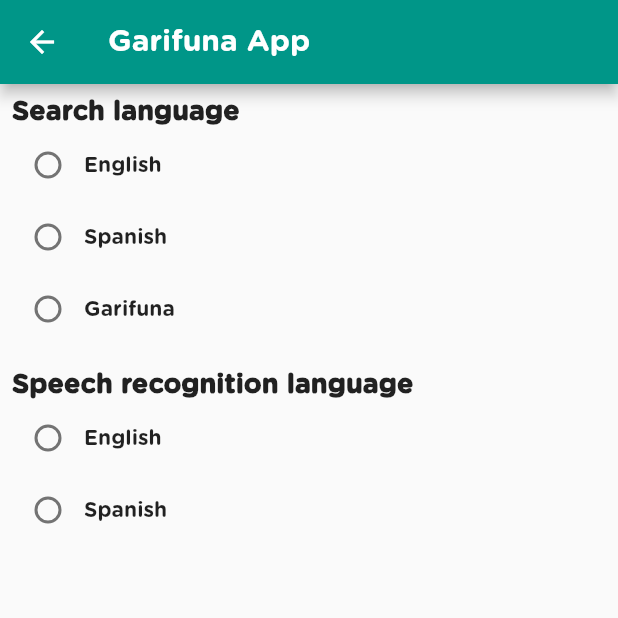
After one commit to jcrisanto/garifuna_movil_app, a Flutter app: the SettingsScreen screen opened directly, on a phone screen of 412 x 824 dp, the top half of it. The commit adds this screen. Run offline on Flutter 3.47's test engine with Material 2 defaults, Android fonts, the phone set to English and light mode, and no system bars; our stand-ins replace audioplayers, flutter_svg, shared_preferences, speech_to_text, sqflite; accounts and stored records are empty.

Commit message:
ignored unnecessary files

```diff
--- a/lib/fragments/categories_fragment.dart
+++ b/lib/fragments/categories_fragment.dart
@@ -34,7 +34,7 @@ class CategoriesFragment extends StatelessWidget {
               mainAxisSize: MainAxisSize.min,
               mainAxisAlignment: MainAxisAlignment.center,
               children: <Widget>[
-                Expanded(child: SvgPicture.asset('assets/icons/pollo.svg')),
+                Expanded(child: SvgPicture.asset('assets/icons/animals.svg')),
                 Text(categories[index].title),
               ],
             ),
--- a/lib/fragments/dictionary_fragment.dart
+++ b/lib/fragments/dictionary_fragment.dart
@@ -47,6 +47,7 @@ class DictionaryFragmentState extends State<DictionaryFragment> {
 
   @override
   Widget build(BuildContext context) {
+    print("******DIC_FRAGMENT_BUILT*****");
     return _dbWords.length == 0
         ? Center(child: CircularProgressIndicator())
         : ListView.builder(
--- /dev/null
+++ b/lib/screens/settings_screen.dart
@@ -0,0 +1,145 @@
+import 'package:flutter/material.dart';
+import 'package:garifuna_movil_app/utils/prefs.dart';
+
+class SettingsScreen extends StatefulWidget {
+  @override
+  _SettingsScreenState createState() => _SettingsScreenState();
+}
+
+class _SettingsScreenState extends State<SettingsScreen> {
+  String _searchValue, _speechValue;
+  @override
+  void initState() {
+    super.initState();
+    getSearchValue().then((onValue) {
+      setState(() {
+        _searchValue = onValue ?? 'English';
+      });
+    });
+
+    getSpeechValue().then((onValue) {
+      setState(() {
+        _speechValue = onValue ?? 'English';
+      });
+    });
+  }
+
+  @override
+  Widget build(BuildContext context) {
+    return Scaffold(
+      appBar: AppBar(
+        title: Text('Garifuna App'),
+      ),
+      body: Padding(
+        padding: const EdgeInsets.all(8.0),
+        child: Column(
+          crossAxisAlignment: CrossAxisAlignment.start,
+          children: <Widget>[
+            Text(
+              'Search language',
+              textAlign: TextAlign.start,
+              style: TextStyle(fontSize: 18.0, fontWeight: FontWeight.bold),
+            ),
+            Row(
+              children: <Widget>[
+                Radio(
+                    value: 'English',
+                    groupValue: _searchValue,
+                    onChanged: (T) {
+                      setSearchValue(T).then((_) {
+                        setState(() {
+                          _searchValue = T;
+                        });
+                      });
+                    }),
+                Text('English'),
+              ],
+            ),
+            Row(
+              children: <Widget>[
+                Radio(
+                    value: 'Spanish',
+                    groupValue: _searchValue,
+                    onChanged: (T) {
+                      setSearchValue(T).then((_) {
+                        setState(() {
+                          _searchValue = T;
+                        });
+                      });
+                    }),
+                Text('Spanish'),
+              ],
+            ),
+            Row(
+              children: <Widget>[
+                Radio(
+                    value: 'Garifuna',
+                    groupValue: _searchValue,
+                    onChanged: (T) {
+                      setSearchValue(T).then((_) {
+                        setState(() {
+                          _searchValue = T;
+                        });
+                      });
+                    }),
+                Text('Garifuna'),
+              ],
+            ),
+            SizedBox(height: 16),
+            Text(
+              'Speech recognition language',
+              textAlign: TextAlign.start,
+              style: TextStyle(fontSize: 18.0, fontWeight: FontWeight.bold),
+            ),
+            Row(
+              children: <Widget>[
+                Radio(
+                    value: 'English',
+                    groupValue: _speechValue,
+                    onChanged: (T) {
+                      setSpeechValue(T).then((_) {
+                        setState(() {
+                          _speechValue = T;
+                        });
+                      });
+                    }),
+                Text('English'),
+              ],
+            ),
+            Row(
+              children: <Widget>[
+                Radio(
+                    value: 'Spanish',
+                    groupValue: _speechValue,
+                    onChanged: (T) {
+                      setSpeechValue(T).then((_) {
+                        setState(() {
+                          _speechValue = T;
+                        });
+                      });
+                    }),
+                Text('Spanish'),
+              ],
+            ),
+          ],
+        ),
+      ),
+    );
+  }
+
+  Future<void> setSpeechValue(String v) async {
+    await Prefs.getInstance().setValue(Prefs.SPEECH, v);
+  }
+
+  Future<void> setSearchValue(String v) async {
+    await Prefs.getInstance().setValue(Prefs.SEARCH, v);
+  }
+
+  Future<String> getSearchValue() async {
+    return Prefs.getInstance().getValue(Prefs.SEARCH);
+  }
+
+  Future<String> getSpeechValue() async {
+    return Prefs.getInstance().getValue(Prefs.SPEECH);
+  }
+}
--- /dev/null
+++ b/lib/utils/prefs.dart
@@ -0,0 +1,26 @@
+import 'package:shared_preferences/shared_preferences.dart';
+
+class Prefs {
+
+  static const SPEECH = 'speech';
+  static const SEARCH = 'search';
+
+  Prefs._();
+
+  static Prefs getInstance() {
+    return Prefs._();
+  }
+
+  SharedPreferences prefs;
+
+  Future<void> setValue(String k, String v) async {
+    prefs = await SharedPreferences.getInstance();
+    await prefs.setString(k, v);
+  }
+
+  Future<String> getValue(String k) async {
+    prefs = await SharedPreferences.getInstance();
+    return prefs.getString(k);
+  }
+
+}
--- a/pubspec.yaml
+++ b/pubspec.yaml
@@ -29,6 +29,7 @@ dependencies:
   path_provider: ^1.6.0
   permission_handler: '^4.2.0+hotfix.3'
   speech_to_text: ^0.8.0
+  shared_preferences: ^0.5.6+1
 
 dev_dependencies:
   flutter_test:
```
Also changed, not shown: lib/screens/home_screen.dart (+32 -6 lines), assets/icons/animals.svg (added), assets/icons/pollo.svg (deleted), pubspec.lock, 2 other files.
